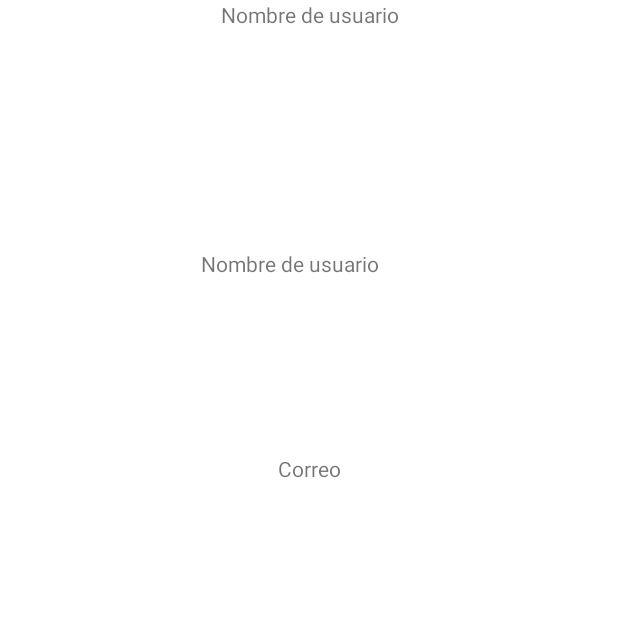
After one commit to erickjhorman/FuegoSantoApp, an Android app: the ProfileActivity screen opened directly, with no data from a screen before it, on a phone screen of 412 x 824 dp, the top half of it. The commit adds this screen. Run offline under Robolectric (Android 15) with nearby library versions, the phone set to English and light mode, and no system bars; our stand-ins replace Volley; 1 statement that could not run was skipped.

Commit message:
se pobla la actividad profile con informacon del usuario

```diff
--- a/app/src/main/AndroidManifest.xml
+++ b/app/src/main/AndroidManifest.xml
@@ -17,8 +17,8 @@
         android:supportsRtl="true"
         android:theme="@style/AppTheme"
         android:usesCleartextTraffic="true">
-        <activity android:name=".activities.loginActivity"></activity>
-        <!-- <activity android:name=".activities.pantallaInicio" android:theme="@style/Theme.AppCompat.Light.NoActionBar"> -->
+        <activity android:name=".activities.ProfileActivity"></activity>
+        <activity android:name=".activities.loginActivity" /> <!-- <activity android:name=".activities.pantallaInicio" android:theme="@style/Theme.AppCompat.Light.NoActionBar"> -->
         <activity
             android:name=".activities.pantallaInicio"
             android:theme="@style/pantalla_bienvenido">
--- a/app/src/main/java/com/example/fuegosantoapp/MainActivity.java
+++ b/app/src/main/java/com/example/fuegosantoapp/MainActivity.java
@@ -32,6 +32,7 @@ import com.android.volley.VolleyError;
 import com.android.volley.toolbox.StringRequest;
 import com.android.volley.toolbox.Volley;
 import com.example.fuegosantoapp.Slide_images.CustomSwipeAdapter;
+import com.example.fuegosantoapp.activities.ProfileActivity;
 import com.example.fuegosantoapp.activities.loginActivity;
 import com.example.fuegosantoapp.fragmentos.Fragmento_Mensaje;
 import com.example.fuegosantoapp.fragmentos.Fragmento_articulo;
@@ -69,6 +70,10 @@ public class MainActivity extends AppCompatActivity implements NavigationView.On
         setContentView(R.layout.activity_main);
         viewPager = (ViewPager) findViewById(R.id.view_pager);
         //pager = findViewById(R.id.view_pager);
+
+
+
+
 
         adapter = new CustomSwipeAdapter(this);
 
--- a/app/src/main/java/com/example/fuegosantoapp/SharedPrefManager.java
+++ b/app/src/main/java/com/example/fuegosantoapp/SharedPrefManager.java
@@ -56,4 +56,15 @@ SharedPreferences sharedPreferences =  ctx.getSharedPreferences(SHARED_PREF_NAME
          editor.apply();
          return true;
     }
+
+    public  void getUsername(){
+
+    }
+
+    public String getUserEmail(){
+        SharedPreferences sharedPreferences =  ctx.getSharedPreferences(SHARED_PREF_NAME, Context.MODE_PRIVATE);
+        return sharedPreferences.getString(KEY_SUBSCRIPTOR_EMAIL, null);
+    }
+
+
 }
--- /dev/null
+++ b/app/src/main/java/com/example/fuegosantoapp/activities/ProfileActivity.java
@@ -0,0 +1,39 @@
+package com.example.fuegosantoapp.activities;
+
+import androidx.appcompat.app.AppCompatActivity;
+
+import android.content.Intent;
+import android.os.Bundle;
+import android.widget.ImageView;
+import android.widget.TextView;
+
+import com.example.fuegosantoapp.R;
+import com.example.fuegosantoapp.SharedPrefManager;
+
+public class ProfileActivity extends AppCompatActivity {
+
+    private TextView textViewUsername, textViewUserCorreo;
+    private ImageView imageViewUserAvatar;
+
+
+    @Override
+    protected void onCreate(Bundle savedInstanceState) {
+        super.onCreate(savedInstanceState);
+        setContentView(R.layout.activity_profile);
+
+        if(!SharedPrefManager.getInstance(this).isLoggedIn()){
+            finish();
+            startActivity(new Intent(this, loginActivity.class));
+        }
+
+
+        textViewUsername = (TextView) findViewById(R.id.textViewUsername);
+        textViewUserCorreo = (TextView) findViewById(R.id.textViewUserCorreo);
+        imageViewUserAvatar = (ImageView) findViewById(R.id.imageViewUserAvatar);
+
+        textViewUserCorreo.setText(SharedPrefManager.getInstance(this).getUserEmail());
+    }
+
+
+
+}
--- /dev/null
+++ b/app/src/main/res/layout/activity_profile.xml
@@ -0,0 +1,60 @@
+<?xml version="1.0" encoding="utf-8"?>
+<androidx.constraintlayout.widget.ConstraintLayout xmlns:android="http://schemas.android.com/apk/res/android"
+    xmlns:app="http://schemas.android.com/apk/res-auto"
+    xmlns:tools="http://schemas.android.com/tools"
+    android:layout_width="match_parent"
+    android:layout_height="match_parent"
+    tools:context=".activities.ProfileActivity">
+
+
+    <RelativeLayout
+        android:layout_width="match_parent"
+        android:layout_height="match_parent">
+
+        <TextView
+            android:layout_width="match_parent"
+            android:layout_height="44dp"
+            android:text="Nombre de usuario"
+            android:textAlignment="center" />
+
+        <TextView
+            android:id="@+id/textViewUsername"
+            android:layout_width="386dp"
+            android:layout_height="56dp"
+            android:layout_alignParentBottom="true"
+            android:layout_marginBottom="602dp"
+            android:text="Nombre de usuario"
+            android:textAlignment="center" />
+
+        <TextView
+            android:layout_width="match_parent"
+            android:layout_height="51dp"
+            android:layout_alignParentBottom="true"
+            android:layout_marginTop="118dp"
+            android:layout_marginBottom="470dp"
+            android:text="Correo"
+            android:textAlignment="center" />
+
+
+        <TextView
+            android:id="@+id/textViewUserCorreo"
+            android:layout_width="match_parent"
+            android:layout_height="49dp"
+            android:layout_alignParentBottom="true"
+            android:layout_marginBottom="365dp"
+            android:text="Correo"
+            android:textAlignment="center" />
+
+        <ImageView
+            android:id="@+id/imageViewUserAvatar"
+            android:layout_width="397dp"
+            android:layout_height="191dp"
+            android:layout_alignParentBottom="true"
+            android:layout_marginBottom="77dp"
+            android:gravity="bottom" />
+
+    </RelativeLayout>
+
+
+
+</androidx.constraintlayout.widget.ConstraintLayout>
--- a/app/src/main/res/menu/drawer_menu.xml
+++ b/app/src/main/res/menu/drawer_menu.xml
@@ -9,6 +9,12 @@
             android:id="@+id/inicio"
             android:icon="@drawable/ic_baseline_home_24px"
             android:title="inicio " />
+
+        <item
+
+            android:icon="@drawable/ic_baseline_account_circle_24px"
+            android:title="Cuenta "/>
+
 
         <item
             android:id="@+id/nav_mensajes"
```
Also changed, not shown: app/src/main/java/com/example/fuegosantoapp/activities/loginActivity.java (+29 -7 lines), app/src/main/res/drawable/ic_baseline_arrow_back_24px.xml (added, +9 -0 lines), app/src/main/res/layout/activity_login.xml (+25 -10 lines).
